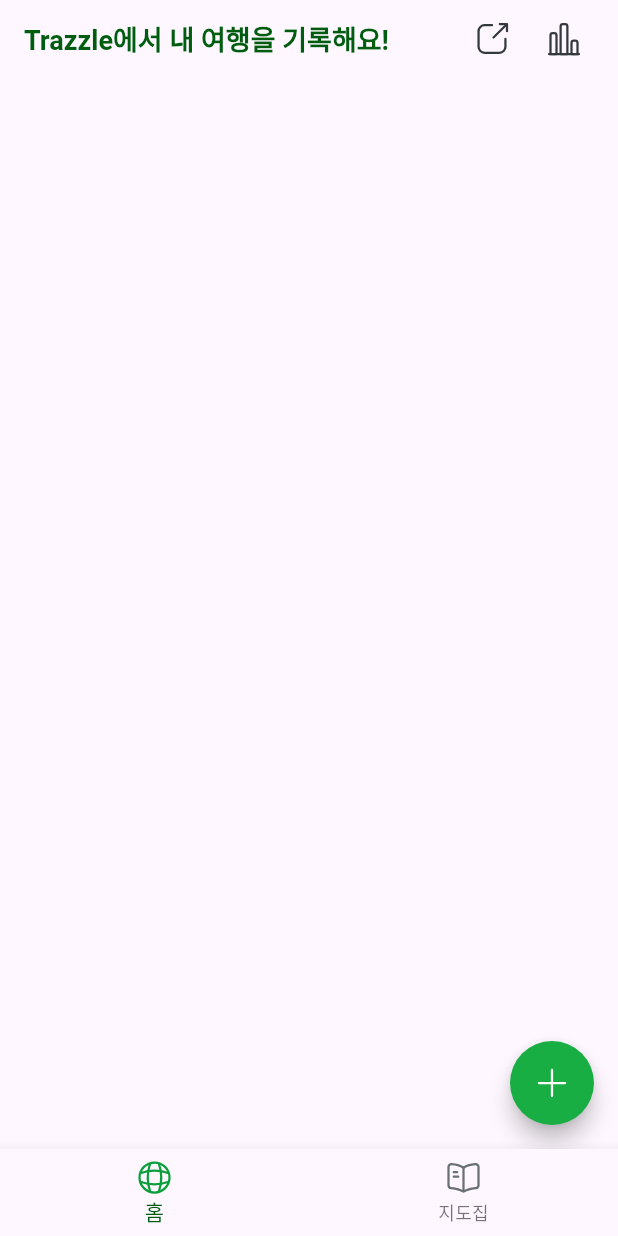
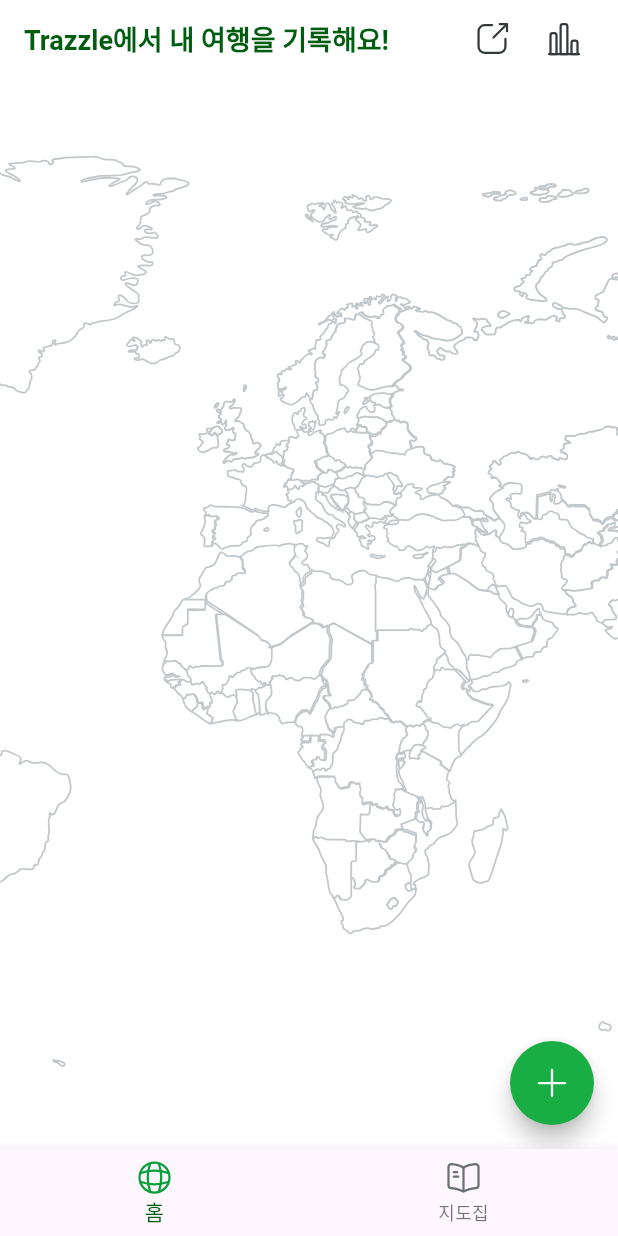
Before and after one commit to trazzle/trazzle-flutter, a Flutter app: the screen it shows after launch, on a phone screen of 412 x 824 dp. Run offline on Flutter 3.47's test engine with Material 3 defaults, Android fonts, the phone set to English and light mode, and no system bars; our stand-ins replace flutter_native_splash, flutter_svg.

Commit message:
Feat. country 모델 생성

```diff
--- /dev/null
+++ b/lib/domain/country.dart
@@ -0,0 +1,17 @@
+import 'dart:ui';
+
+import 'package:flutter/material.dart';
+
+class Country {
+  final String id;
+  final Path path;
+  bool isSelected;
+  Color color;
+
+  Country({
+    required this.id,
+    required this.path,
+    this.isSelected = false,
+    this.color = Colors.grey
+  })
+}
--- a/lib/presentation/ui/screens/home_screen.dart
+++ b/lib/presentation/ui/screens/home_screen.dart
@@ -1,4 +1,5 @@
 import 'package:flutter/material.dart';
+import 'package:flutter_svg/flutter_svg.dart';
 import 'package:trazzle/presentation/component/bar/app_bar.dart';
 import 'package:trazzle/presentation/component/button/floating_action.dart';
 
@@ -10,12 +11,46 @@ class HomeScreen extends StatefulWidget {
 }
 
 class _HomeScreenState extends State<HomeScreen> {
+  final TransformationController _controller = TransformationController();
+
   @override
   Widget build(BuildContext context) {
     return Scaffold(
+      backgroundColor: Colors.white,
       appBar: CustomAppBar(title: "Trazzle에서 내 여행을 기록해요!"),
-      body: Center(
+      body: LayoutBuilder(
+        builder: (context, constraints) {
+          // 화면 크기
+          final screenWidth = constraints.maxWidth;
+          final screenHeight = constraints.maxHeight;
 
+          // 초기 스케일
+          final initialScale = 3.0;
+
+          // 중앙 정렬을 위한 offset 계산
+          final dx = (screenWidth - (screenWidth * initialScale)) / 2;
+          final dy = (screenHeight - (screenHeight * initialScale)) / 2;
+
+          // 초기 Transform 설정
+          _controller.value = Matrix4.identity()
+            ..translate(dx, dy)
+            ..scale(initialScale);
+
+          return InteractiveViewer(
+            transformationController: _controller,
+            minScale: 3,
+            maxScale: 5,
+            boundaryMargin: EdgeInsets.zero,
+            constrained: true,
+            clipBehavior: Clip.hardEdge,
+            child: SizedBox.expand(
+              child: SvgPicture.asset(
+                "assets/country/world_map.svg",
+                fit: BoxFit.contain,
+              ),
+            ),
+          );
+        },
       ),
       floatingActionButton: FloatingAction(),
     );
--- a/pubspec.yaml
+++ b/pubspec.yaml
@@ -44,6 +44,9 @@ dependencies:
   # 스플래시 화면
   flutter_native_splash: ^2.4.7
 
+  # 세계 지도 그리기
+  path_drawing: ^1.0.1
+
 dev_dependencies:
   flutter_test:
     sdk: flutter
@@ -77,6 +80,7 @@ flutter:
     - assets/book_g_icon.svg
     - assets/global_g_icon.svg
     - assets/logo_simbol_w.png
+    - assets/country/world_map.svg
 
   # An image asset can refer to one or more resolution-specific "variants", see
   # https://flutter.dev/to/resolution-aware-images
```
Also changed, not shown: assets/country/world_map.svg (added), pubspec.lock.
